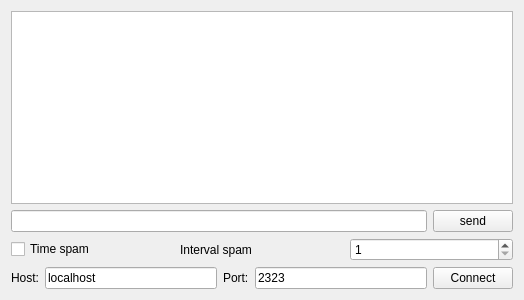
This is Client/mainwindow.ui in Dardariel/fantasies as Qt 5 draws it before an edit. The edited form follows.
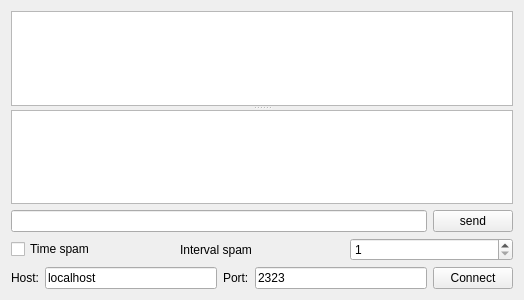
This is the edited form.

Diff of the .ui file:
```diff
--- a/Client/mainwindow.ui
+++ b/Client/mainwindow.ui
@@ -16,7 +16,13 @@
   <widget class="QWidget" name="centralWidget">
    <layout class="QVBoxLayout" name="verticalLayout">
     <item>
+     <widget class="QSplitter" name="splitter">
+      <property name="orientation">
+       <enum>Qt::Vertical</enum>
+      </property>
+      <widget class="QGraphicsView" name="gv_show"/>
      <widget class="QTextEdit" name="te_log"/>
+     </widget>
     </item>
     <item>
      <layout class="QHBoxLayout" name="horizontalLayout">
```
Lines whose indentation alone changed are shown as unchanged.
